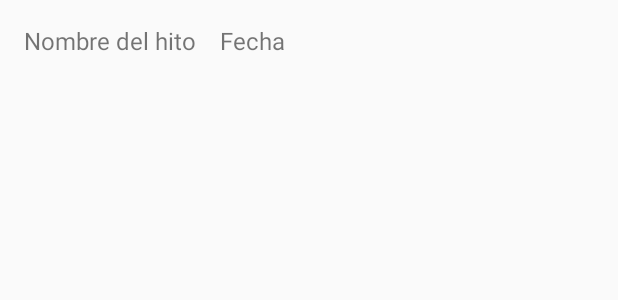
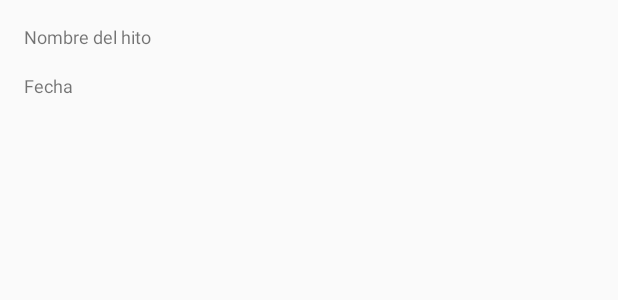
Before and after one commit to kurono7/checher2, an Android app: the layout item_task.xml on its own in the app's theme, with its tools: preview values and no code run, on a phone screen of 412 x 824 dp. Shown: the top 300 px of the screen. Run offline under Robolectric (Android 15) with nearby library versions, the phone set to English and light mode, and no system bars.

Commit message:
Nine commit

```diff
--- a/app/src/main/java/com/example/checker/HomeActivity.java
+++ b/app/src/main/java/com/example/checker/HomeActivity.java
@@ -107,7 +107,7 @@ public class HomeActivity extends AppCompatActivity {
             SharedPreferences preferences = PreferenceManager.getDefaultSharedPreferences(getApplicationContext());
             String token = preferences.getString("token", "");
             String code = preferences.getString("CodigoCargo", "");
-            connectionHTTP.getTasks("a94309a4-9cc4-4bbc-8436-b4378b9f2cb9", code, token);
+            connectionHTTP.getTasks("e8386888-9006-463b-a3b2-448d0a2b1fa5", code, token);
             String Nombres = preferences.getString("Nombres", "");
 
             welcomeUser.setText("Bienvenido, " + Nombres);
--- a/app/src/main/java/com/example/checker/LoginActivity.java
+++ b/app/src/main/java/com/example/checker/LoginActivity.java
@@ -64,7 +64,8 @@ public class LoginActivity extends AppCompatActivity {
                     Log.e("TAG", "UUDI CORT "+uuid.substring(1,15));
                     String password = encryptText(loginPassword.getText().toString()+""+uuid.substring(1,15));
                     Log.e("TAG", "PASSWORD: "+password+"    UUID: "+uuid);
-                    connectionHTTP.sendAutentification("", loginMail.getText().toString(), password, "", uuid);
+
+                    connectionHTTP.sendAutentification("", loginMail.getText().toString(), loginPassword.getText().toString(), "", uuid);
                     progressBar.setVisibility(View.VISIBLE);
                     getWindow().setFlags(WindowManager.LayoutParams.FLAG_NOT_TOUCHABLE, WindowManager.LayoutParams.FLAG_NOT_TOUCHABLE);
 
--- a/app/src/main/java/com/example/checker/TaskAdapter.java
+++ b/app/src/main/java/com/example/checker/TaskAdapter.java
@@ -57,6 +57,12 @@ public class TaskAdapter extends BaseAdapter {
         Task task = tasksList.get(position);
         taskName.setText(task.getTaskName());
         taskExpirationDate.setText(task.getExpirationDate());
+        if (task.getTaskType() == 0) {
+            statusCheckbox.setVisibility(View.VISIBLE);
+        } else {
+            statusSpinner.setVisibility(View.VISIBLE);
+        }
+
         return convertView;
     }
 }
--- a/app/src/main/res/layout/item_task.xml
+++ b/app/src/main/res/layout/item_task.xml
@@ -20,12 +20,11 @@
         android:id="@+id/taskExpirationDate"
         android:layout_width="wrap_content"
         android:layout_height="wrap_content"
-        android:layout_marginLeft="@dimen/fab_margin"
+        android:layout_marginTop="@dimen/fab_margin"
         android:text="Fecha"
         android:textSize="@dimen/text_size"
-        app:layout_constraintBottom_toBottomOf="@id/taskName"
-        app:layout_constraintStart_toEndOf="@id/taskName"
-        app:layout_constraintTop_toTopOf="@id/taskName" />
+        app:layout_constraintStart_toStartOf="@id/taskName"
+        app:layout_constraintTop_toBottomOf="@id/taskName" />
 
     <CheckBox
         android:id="@+id/statusCheckbox"
--- a/app/src/main/res/values/dimens.xml
+++ b/app/src/main/res/values/dimens.xml
@@ -5,5 +5,5 @@
     <dimen name="nav_header_vertical_spacing">8dp</dimen>
     <dimen name="nav_header_height">176dp</dimen>
     <dimen name="fab_margin">16dp</dimen>
-    <dimen name="text_size">16dp</dimen>
+    <dimen name="text_size">12dp</dimen>
 </resources>
```
Also changed, not shown: app/src/main/java/com/example/checker/utils/ConnectionHTTP.java (+9 -10 lines).
